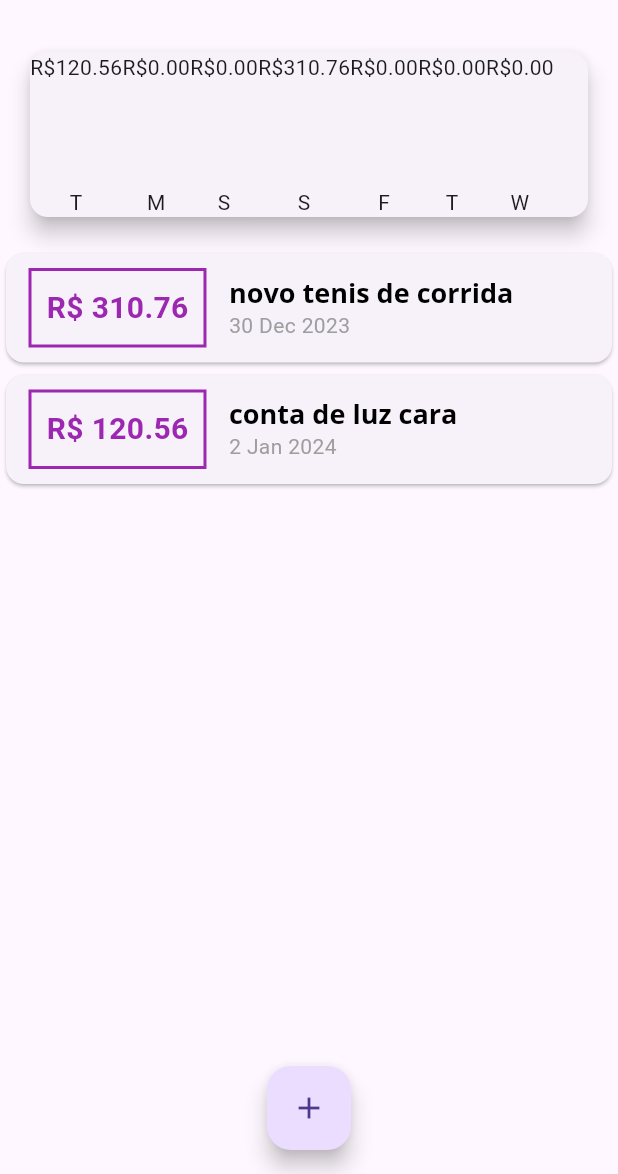
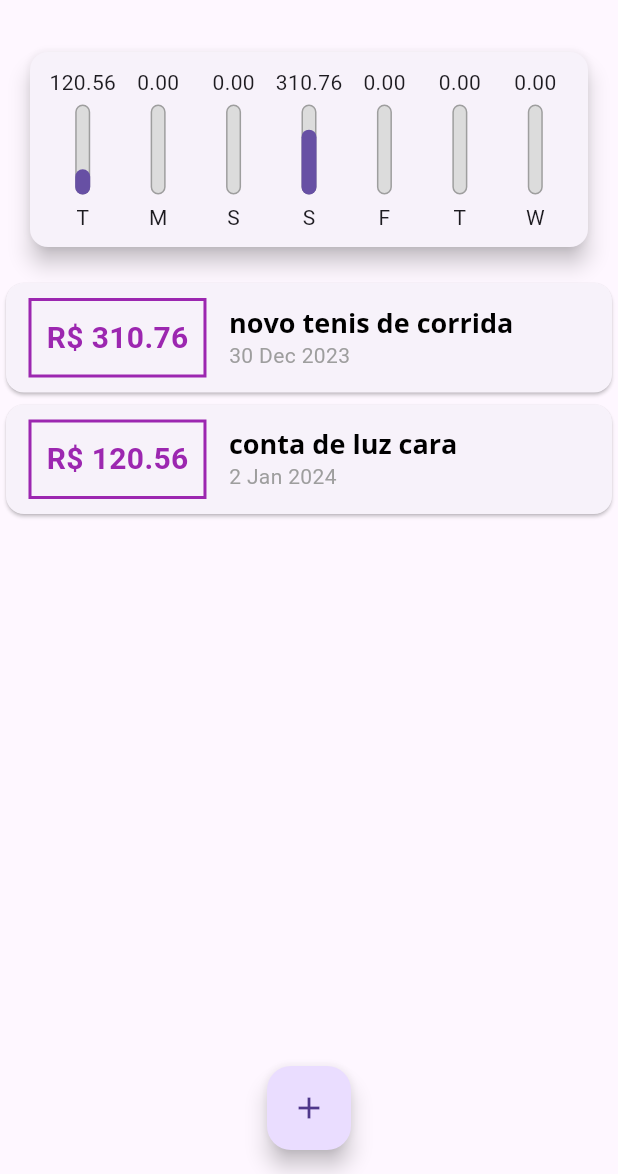
Before and after one commit to burghausen8/DespesasPessoais, a Flutter app: the screen it shows after launch, on a phone screen of 412 x 824 dp, the part 62-1236 px from its top. Run offline on Flutter 3.47's test engine with Material 3 defaults, Android fonts, the phone set to English and light mode, and no system bars.

Commit message:
layout: ajust paddings

```diff
--- a/lib/components/chart.dart
+++ b/lib/components/chart.dart
@@ -29,18 +29,31 @@ class Chart extends StatelessWidget {
     });
   }
 
+  double get _weekTotalValue {
+    return groupedTransactions.fold(0.0, (sum, tr) {
+      return sum + (tr['value'] as double);
+    });
+  }
+
   @override
   Widget build(BuildContext context) {
     return Card(
       elevation: 6,
       margin: EdgeInsets.all(20),
-      child: Row(
-        children: groupedTransactions.map((tr) {
-          return ChartBar(
-              label: tr['day'] as String,
-              value: tr['value'] as double,
-              percentage: 0);
-        }).toList(),
+      child: Padding(
+        padding: const EdgeInsets.all(10),
+        child: Row(
+          mainAxisAlignment: MainAxisAlignment.spaceAround,
+          children: groupedTransactions.map((tr) {
+            return Flexible(
+              fit: FlexFit.tight,
+              child: ChartBar(
+                  label: tr['day'] as String,
+                  value: tr['value'] as double,
+                  percentage: (tr['value'] as double) / _weekTotalValue),
+            );
+          }).toList(),
+        ),
       ),
     );
   }
--- a/lib/components/chart_bar.dart
+++ b/lib/components/chart_bar.dart
@@ -11,12 +11,32 @@ class ChartBar extends StatelessWidget {
   Widget build(BuildContext context) {
     return Column(
       children: [
-        Text('R\$${value?.toStringAsFixed(2)}'),
+        FittedBox(child: Text('${value?.toStringAsFixed(2)}')),
         SizedBox(height: 5),
         Container(
           height: 60,
           width: 10,
-          child: null,
+          child: Stack(
+            alignment: Alignment.bottomCenter,
+            children: [
+              Container(
+                decoration: BoxDecoration(
+                  border: Border.all(color: Colors.grey, width: 1),
+                  color: Color.fromRGBO(220, 220, 220, 1),
+                  borderRadius: BorderRadius.circular(5),
+                ),
+              ),
+              FractionallySizedBox(
+                heightFactor: percentage ?? 0,
+                child: Container(
+                  decoration: BoxDecoration(
+                    color: Theme.of(context).primaryColor,
+                    borderRadius: BorderRadius.circular(5),
+                  ),
+                ),
+              )
+            ],
+          ),
         ),
         SizedBox(height: 5),
         Text(label ?? ''),
```
